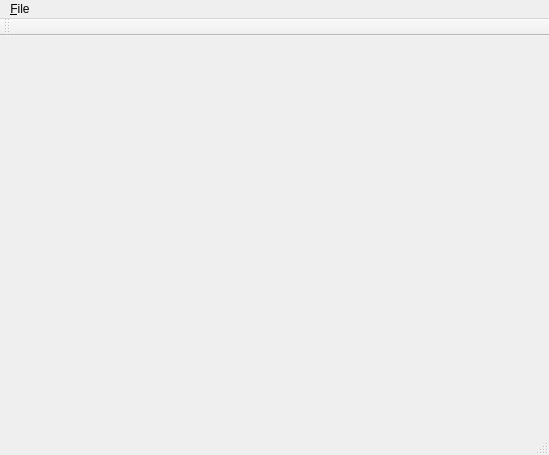
xyficu/flifilterwheelqt, file mainwindow.ui: the form before one commit.
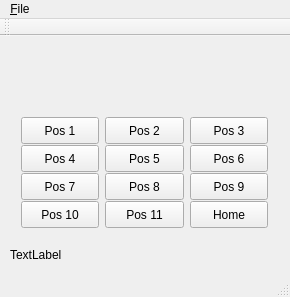
The form after the commit.

Commit message: finish class CFW12

```diff
--- a/mainwindow.ui
+++ b/mainwindow.ui
@@ -6,20 +6,275 @@
    <rect>
     <x>0</x>
     <y>0</y>
-    <width>549</width>
-    <height>455</height>
+    <width>290</width>
+    <height>297</height>
    </rect>
   </property>
   <property name="windowTitle">
    <string>MainWindow</string>
   </property>
-  <widget class="QWidget" name="centralWidget"/>
+  <widget class="QWidget" name="centralWidget">
+   <widget class="QLabel" name="labelFLI">
+    <property name="geometry">
+     <rect>
+      <x>10</x>
+      <y>210</y>
+      <width>67</width>
+      <height>17</height>
+     </rect>
+    </property>
+    <property name="text">
+     <string>TextLabel</string>
+    </property>
+   </widget>
+   <widget class="QWidget" name="">
+    <property name="geometry">
+     <rect>
+      <x>10</x>
+      <y>10</y>
+      <width>191</width>
+      <height>19</height>
+     </rect>
+    </property>
+    <layout class="QHBoxLayout" name="horizontalLayout">
+     <item>
+      <widget class="QLabel" name="label">
+       <property name="text">
+        <string>&lt;html&gt;&lt;head/&gt;&lt;body&gt;&lt;p&gt;Current Position:&lt;/p&gt;&lt;/body&gt;&lt;/html&gt;</string>
+       </property>
+      </widget>
+     </item>
+     <item>
+      <widget class="QLabel" name="label_CurPos">
+       <property name="text">
+        <string>&lt;html&gt;&lt;head/&gt;&lt;body&gt;&lt;p&gt;&lt;span style=&quot; color:#f7050b;&quot;&gt;unknown&lt;/span&gt;&lt;/p&gt;&lt;/body&gt;&lt;/html&gt;</string>
+       </property>
+      </widget>
+     </item>
+    </layout>
+   </widget>
+   <widget class="QWidget" name="">
+    <property name="geometry">
+     <rect>
+      <x>10</x>
+      <y>40</y>
+      <width>122</width>
+      <height>19</height>
+     </rect>
+    </property>
+    <layout class="QHBoxLayout" name="horizontalLayout_2">
+     <item>
+      <widget class="QLabel" name="label_2">
+       <property name="text">
+        <string>&lt;html&gt;&lt;head/&gt;&lt;body&gt;&lt;p&gt;Status:&lt;/p&gt;&lt;/body&gt;&lt;/html&gt;</string>
+       </property>
+      </widget>
+     </item>
+     <item>
+      <widget class="QLabel" name="label_Status">
+       <property name="text">
+        <string>&lt;html&gt;&lt;head/&gt;&lt;body&gt;&lt;p&gt;&lt;span style=&quot; color:#fe0000;&quot;&gt;unknown&lt;/span&gt;&lt;/p&gt;&lt;/body&gt;&lt;/html&gt;</string>
+       </property>
+      </widget>
+     </item>
+    </layout>
+   </widget>
+   <widget class="QWidget" name="">
+    <property name="geometry">
+     <rect>
+      <x>10</x>
+      <y>70</y>
+      <width>269</width>
+      <height>128</height>
+     </rect>
+    </property>
+    <layout class="QGridLayout" name="gridLayout">
+     <item row="0" column="0">
+      <widget class="QPushButton" name="pushButtonFW1">
+       <property name="minimumSize">
+        <size>
+         <width>61</width>
+         <height>27</height>
+        </size>
+       </property>
+       <property name="text">
+        <string>Pos 1</string>
+       </property>
+      </widget>
+     </item>
+     <item row="0" column="1">
+      <widget class="QPushButton" name="pushButtonFW2">
+       <property name="minimumSize">
+        <size>
+         <width>51</width>
+         <height>27</height>
+        </size>
+       </property>
+       <property name="text">
+        <string>Pos 2</string>
+       </property>
+      </widget>
+     </item>
+     <item row="0" column="2">
+      <widget class="QPushButton" name="pushButtonFW3">
+       <property name="minimumSize">
+        <size>
+         <width>71</width>
+         <height>27</height>
+        </size>
+       </property>
+       <property name="text">
+        <string>Pos 3</string>
+       </property>
+      </widget>
+     </item>
+     <item row="1" column="0">
+      <widget class="QPushButton" name="pushButtonFW4">
+       <property name="minimumSize">
+        <size>
+         <width>61</width>
+         <height>27</height>
+        </size>
+       </property>
+       <property name="text">
+        <string>Pos 4</string>
+       </property>
+      </widget>
+     </item>
+     <item row="1" column="1">
+      <widget class="QPushButton" name="pushButtonFW5">
+       <property name="minimumSize">
+        <size>
+         <width>51</width>
+         <height>27</height>
+        </size>
+       </property>
+       <property name="text">
+        <string>Pos 5</string>
+       </property>
+      </widget>
+     </item>
+     <item row="1" column="2">
+      <widget class="QPushButton" name="pushButtonFW6">
+       <property name="minimumSize">
+        <size>
+         <width>71</width>
+         <height>27</height>
+        </size>
+       </property>
+       <property name="text">
+        <string>Pos 6</string>
+       </property>
+      </widget>
+     </item>
+     <item row="2" column="0">
+      <widget class="QPushButton" name="pushButtonFW7">
+       <property name="minimumSize">
+        <size>
+         <width>61</width>
+         <height>27</height>
+        </size>
+       </property>
+       <property name="text">
+        <string>Pos 7</string>
+       </property>
+      </widget>
+     </item>
+     <item row="2" column="1">
+      <widget class="QPushButton" name="pushButtonFW8">
+       <property name="minimumSize">
+        <size>
+         <width>51</width>
+         <height>27</height>
+        </size>
+       </property>
+       <property name="text">
+        <string>Pos 8</string>
+       </property>
+      </widget>
+     </item>
+     <item row="2" column="2">
+      <widget class="QPushButton" name="pushButtonFW9">
+       <property name="minimumSize">
+        <size>
+         <width>71</width>
+         <height>27</height>
+        </size>
+       </property>
+       <property name="text">
+        <string>Pos 9</string>
+       </property>
+      </widget>
+     </item>
+     <item row="3" column="0">
+      <widget class="QPushButton" name="pushButtonFW10">
+       <property name="minimumSize">
+        <size>
+         <width>61</width>
+         <height>27</height>
+        </size>
+       </property>
+       <property name="text">
+        <string>Pos 10</string>
+       </property>
+      </widget>
+     </item>
+     <item row="3" column="1">
+      <widget class="QPushButton" name="pushButtonFW11">
+       <property name="minimumSize">
+        <size>
+         <width>51</width>
+         <height>27</height>
+        </size>
+       </property>
+       <property name="text">
+        <string>Pos 11</string>
+       </property>
+      </widget>
+     </item>
+     <item row="3" column="2">
+      <widget class="QPushButton" name="pushButtonFWHome">
+       <property name="minimumSize">
+        <size>
+         <width>71</width>
+         <height>27</height>
+        </size>
+       </property>
+       <property name="text">
+        <string>Home</string>
+       </property>
+      </widget>
+     </item>
+    </layout>
+   </widget>
+   <zorder>pushButtonFW1</zorder>
+   <zorder>pushButtonFW2</zorder>
+   <zorder>pushButtonFW3</zorder>
+   <zorder>pushButtonFW6</zorder>
+   <zorder>pushButtonFW4</zorder>
+   <zorder>pushButtonFW5</zorder>
+   <zorder>pushButtonFW11</zorder>
+   <zorder>pushButtonFW10</zorder>
+   <zorder>pushButtonFWHome</zorder>
+   <zorder>pushButtonFW7</zorder>
+   <zorder>pushButtonFW8</zorder>
+   <zorder>pushButtonFW9</zorder>
+   <zorder>labelFLI</zorder>
+   <zorder>label</zorder>
+   <zorder>label_2</zorder>
+   <zorder>labelFLI</zorder>
+   <zorder></zorder>
+   <zorder>label_2</zorder>
+   <zorder>label_CurPos</zorder>
+   <zorder>label_Status</zorder>
+   <zorder>label_Status</zorder>
+  </widget>
   <widget class="QMenuBar" name="menuBar">
    <property name="geometry">
     <rect>
      <x>0</x>
      <y>0</y>
-     <width>549</width>
+     <width>290</width>
      <height>25</height>
     </rect>
    </property>
```
The commit also changes 5 other files.
